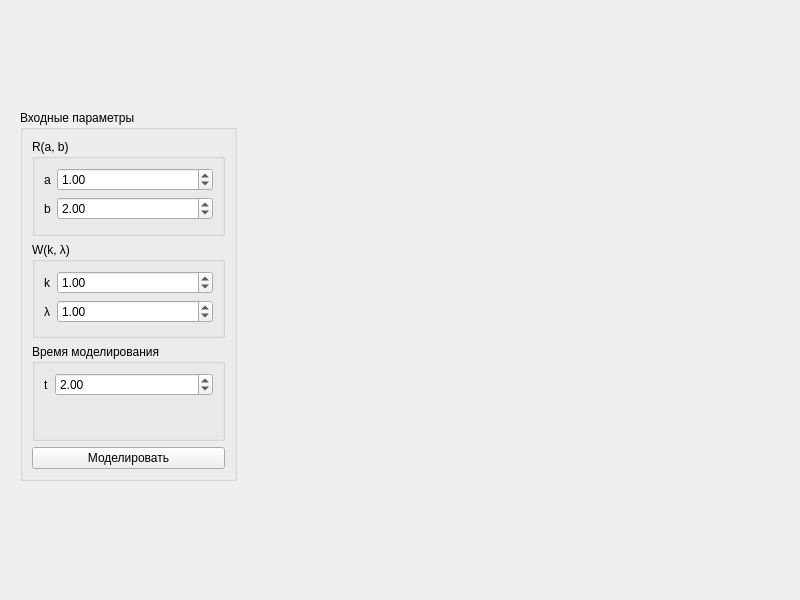
Before: the Qt Designer form lab01/mainwindow.ui in wcdbmv/EP, drawn with Qt 5.
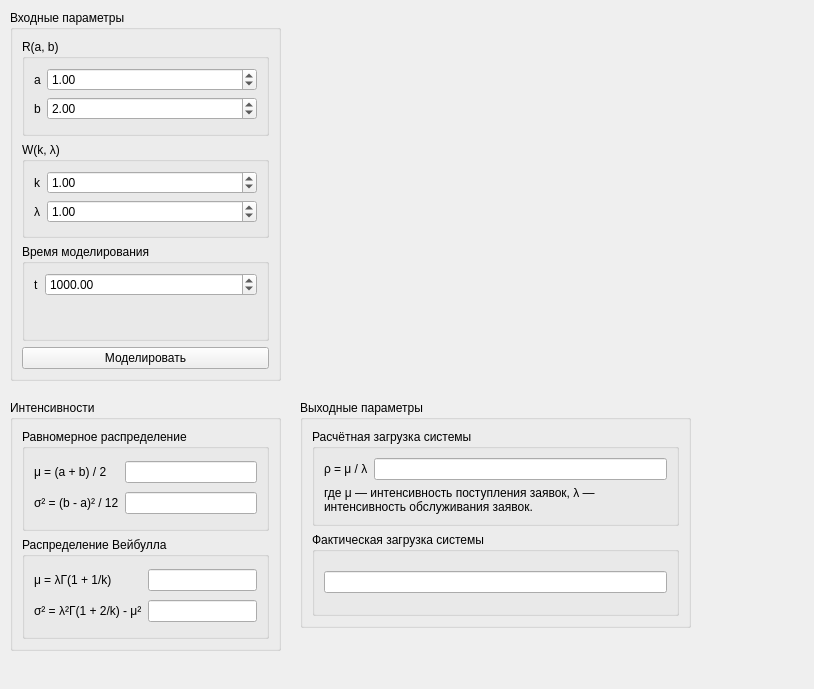
After: the same form once the commit is applied.

Patch:
```diff
--- a/lab01/mainwindow.ui
+++ b/lab01/mainwindow.ui
@@ -6,8 +6,8 @@
    <rect>
     <x>0</x>
     <y>0</y>
-    <width>800</width>
-    <height>600</height>
+    <width>814</width>
+    <height>689</height>
    </rect>
   </property>
   <property name="windowTitle">
@@ -17,9 +17,9 @@
    <widget class="QGroupBox" name="groupBox">
     <property name="geometry">
      <rect>
-      <x>20</x>
-      <y>110</y>
-      <width>217</width>
+      <x>10</x>
+      <y>10</y>
+      <width>271</width>
       <height>371</height>
      </rect>
     </property>
@@ -132,7 +132,7 @@
            <double>1000000.000000000000000</double>
           </property>
           <property name="value">
-           <double>2.000000000000000</double>
+           <double>1000.000000000000000</double>
           </property>
          </widget>
         </item>
@@ -148,6 +148,165 @@
      </item>
     </layout>
    </widget>
+   <widget class="QGroupBox" name="intensitiesGroupBox">
+    <property name="geometry">
+     <rect>
+      <x>10</x>
+      <y>400</y>
+      <width>271</width>
+      <height>251</height>
+     </rect>
+    </property>
+    <property name="title">
+     <string>Интенсивности</string>
+    </property>
+    <layout class="QVBoxLayout" name="verticalLayout_2">
+     <item>
+      <widget class="QGroupBox" name="uniformGroupBox">
+       <property name="title">
+        <string>Равномерное распределение</string>
+       </property>
+       <layout class="QGridLayout" name="gridLayout">
+        <item row="0" column="1">
+         <widget class="QLineEdit" name="muUniformLineEdit">
+          <property name="readOnly">
+           <bool>true</bool>
+          </property>
+         </widget>
+        </item>
+        <item row="0" column="0">
+         <widget class="QLabel" name="muUniformTextLabel">
+          <property name="text">
+           <string>μ = (a + b) / 2</string>
+          </property>
+         </widget>
+        </item>
+        <item row="1" column="0">
+         <widget class="QLabel" name="sigma2UniformTextLabel">
+          <property name="text">
+           <string>σ² = (b - a)² / 12</string>
+          </property>
+         </widget>
+        </item>
+        <item row="1" column="1">
+         <widget class="QLineEdit" name="sigma2UniformLineEdit">
+          <property name="readOnly">
+           <bool>true</bool>
+          </property>
+         </widget>
+        </item>
+       </layout>
+      </widget>
+     </item>
+     <item>
+      <widget class="QGroupBox" name="weibullGroupBox">
+       <property name="title">
+        <string>Распределение Вейбулла</string>
+       </property>
+       <layout class="QGridLayout" name="gridLayout_2">
+        <item row="0" column="0">
+         <widget class="QLabel" name="muWeibullTextLabel">
+          <property name="text">
+           <string>μ = λГ(1 + 1/k)</string>
+          </property>
+         </widget>
+        </item>
+        <item row="0" column="1">
+         <widget class="QLineEdit" name="muWeibullLineEdit">
+          <property name="readOnly">
+           <bool>true</bool>
+          </property>
+         </widget>
+        </item>
+        <item row="1" column="0">
+         <widget class="QLabel" name="sigma2WeibullTextLabel">
+          <property name="text">
+           <string>σ² = λ²Г(1 + 2/k) - μ²</string>
+          </property>
+         </widget>
+        </item>
+        <item row="1" column="1">
+         <widget class="QLineEdit" name="sigma2WeibullLineEdit">
+          <property name="readOnly">
+           <bool>true</bool>
+          </property>
+         </widget>
+        </item>
+       </layout>
+      </widget>
+     </item>
+    </layout>
+   </widget>
+   <widget class="QGroupBox" name="groupBox_2">
+    <property name="geometry">
+     <rect>
+      <x>300</x>
+      <y>400</y>
+      <width>391</width>
+      <height>228</height>
+     </rect>
+    </property>
+    <property name="title">
+     <string>Выходные параметры</string>
+    </property>
+    <layout class="QVBoxLayout" name="verticalLayout_3">
+     <item>
+      <widget class="QGroupBox" name="estimatedSystemLoadGroupBox">
+       <property name="title">
+        <string>Расчётная загрузка системы</string>
+       </property>
+       <layout class="QGridLayout" name="gridLayout_3">
+        <item row="0" column="0">
+         <widget class="QLabel" name="rhoTextLabel">
+          <property name="text">
+           <string>ρ = μ / λ</string>
+          </property>
+         </widget>
+        </item>
+        <item row="0" column="1">
+         <widget class="QLineEdit" name="estimatedSystemLoadLineEdit">
+          <property name="readOnly">
+           <bool>true</bool>
+          </property>
+         </widget>
+        </item>
+        <item row="1" column="0" colspan="2">
+         <widget class="QLabel" name="rhoExtensionTextLabel">
+          <property name="text">
+           <string>где μ — интенсивность поступления заявок, λ — интенсивность обслуживания заявок.</string>
+          </property>
+          <property name="scaledContents">
+           <bool>true</bool>
+          </property>
+          <property name="wordWrap">
+           <bool>true</bool>
+          </property>
+          <property name="indent">
+           <number>-1</number>
+          </property>
+         </widget>
+        </item>
+       </layout>
+      </widget>
+     </item>
+     <item>
+      <widget class="QGroupBox" name="actualSystemLoadGroupBox">
+       <property name="title">
+        <string>Фактическая загрузка системы</string>
+       </property>
+       <layout class="QGridLayout" name="gridLayout_4">
+        <item row="0" column="0">
+         <widget class="QLineEdit" name="actualSystemLoadLineEdit">
+          <property name="readOnly">
+           <bool>true</bool>
+          </property>
+         </widget>
+        </item>
+       </layout>
+      </widget>
+     </item>
+    </layout>
+   </widget>
   </widget>
  </widget>
  <resources/>
```
